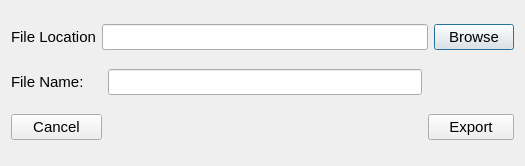
Above: export_to_csv_window.ui from TrinhLab/CASPERapp before the change. Below: the same form after it.
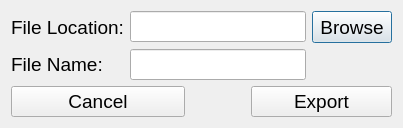
That is the form after the change.

```diff
--- a/export_to_csv_window.ui
+++ b/export_to_csv_window.ui
@@ -12,17 +12,21 @@
   </property>
   <property name="font">
    <font>
-    <pointsize>11</pointsize>
+    <family>Arial</family>
+    <pointsize>14</pointsize>
    </font>
   </property>
   <property name="windowTitle">
    <string>Dialog</string>
   </property>
   <layout class="QGridLayout" name="gridLayout">
+   <property name="sizeConstraint">
+    <enum>QLayout::SetFixedSize</enum>
+   </property>
    <item row="0" column="0">
     <widget class="QLabel" name="label_2">
      <property name="text">
-      <string>File Location</string>
+      <string>File Location:</string>
      </property>
     </widget>
    </item>
@@ -33,13 +37,6 @@
      </property>
     </widget>
    </item>
-   <item row="1" column="2">
-    <widget class="QLineEdit" name="filename_line_edit">
-     <property name="toolTip">
-      <string>&lt;html&gt;&lt;head/&gt;&lt;body&gt;&lt;p&gt;Please write the file name you want.&lt;/p&gt;&lt;p&gt;&lt;br/&gt;&lt;/p&gt;&lt;p&gt;Note: do not add the '.csv'&lt;/p&gt;&lt;/body&gt;&lt;/html&gt;</string>
-     </property>
-    </widget>
-   </item>
    <item row="0" column="1" colspan="3">
     <widget class="QLineEdit" name="fileLocation_line_edit">
      <property name="enabled">
@@ -49,6 +46,12 @@
    </item>
    <item row="0" column="4">
     <widget class="QPushButton" name="browse_button">
+     <property name="minimumSize">
+      <size>
+       <width>0</width>
+       <height>32</height>
+      </size>
+     </property>
      <property name="toolTip">
       <string>&lt;html&gt;&lt;head/&gt;&lt;body&gt;&lt;p&gt;Browse for a folder to store the CSV file&lt;/p&gt;&lt;p&gt;&lt;br/&gt;&lt;/p&gt;&lt;/body&gt;&lt;/html&gt;</string>
      </property>
@@ -71,6 +74,13 @@
      </property>
     </widget>
    </item>
+   <item row="1" column="1" colspan="3">
+    <widget class="QLineEdit" name="filename_line_edit">
+     <property name="toolTip">
+      <string>&lt;html&gt;&lt;head/&gt;&lt;body&gt;&lt;p&gt;Please write the file name you want.&lt;/p&gt;&lt;p&gt;&lt;br/&gt;&lt;/p&gt;&lt;p&gt;Note: do not add the '.csv'&lt;/p&gt;&lt;/body&gt;&lt;/html&gt;</string>
+     </property>
+    </widget>
+   </item>
   </layout>
  </widget>
  <resources/>
```
Left out of the diff: 2 changed lines with no effect on the pictures.
